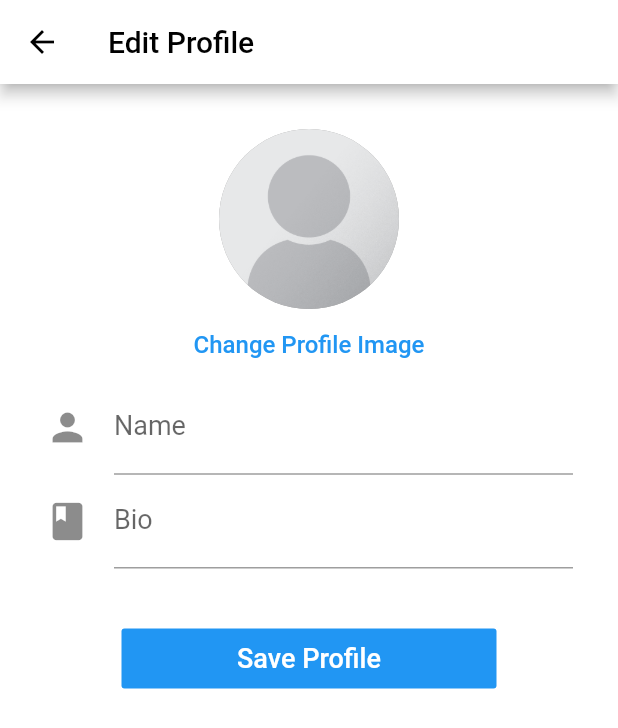
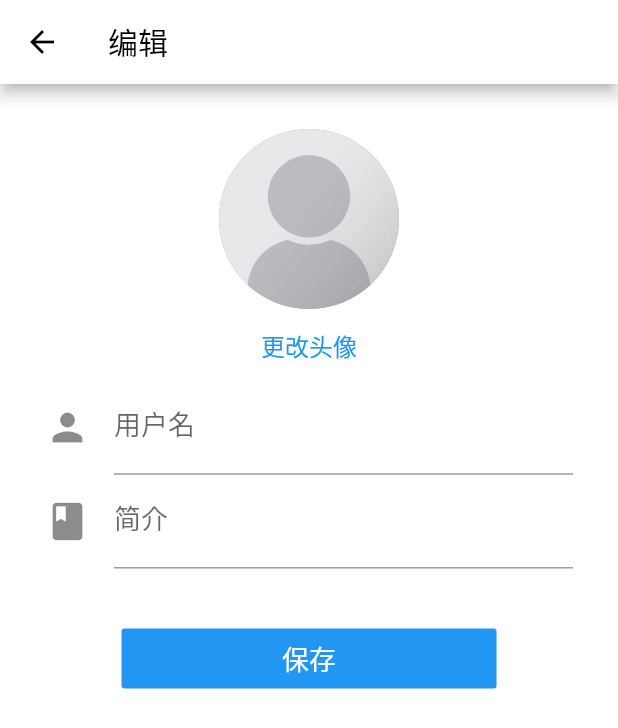
Before and after one commit to YuanRuQian/view, a Flutter app: the screen it shows once a user with an empty profile is signed in, item 5 of the bottom bar chosen, after a tap on "编辑", on a phone screen of 412 x 824 dp. Shown: the top 728 px of the screen. Run offline on Flutter 3.47's test engine with Material 2 defaults, Android fonts, the phone set to English and light mode, and no system bars; our stand-ins replace cached_network_image, cloud_firestore, firebase_auth, firebase_storage, flutter_image_compress, image_cropper and 1 more; missing offline and left inert: animator; accounts and stored records are empty.

Commit message:
improve chinese caption

```diff
--- a/lib/ui/pages/editProfilePage.dart
+++ b/lib/ui/pages/editProfilePage.dart
@@ -98,7 +98,7 @@ class _editProfilePageState extends State<EditProfilePage> {
       appBar: AppBar(
         backgroundColor: Colors.white,
         title: Text(
-          'Edit Profile',
+          '编辑',
           style: TextStyle(color: Colors.black),
         ),
       ),
@@ -126,7 +126,7 @@ class _editProfilePageState extends State<EditProfilePage> {
                     FlatButton(
                       onPressed: _handleImageFromGallery,
                       child: Text(
-                        'Change Profile Image',
+                        '更改头像',
                         style: TextStyle(
                             color: Theme.of(context).accentColor,
                             fontSize: 16.0),
@@ -140,10 +140,10 @@ class _editProfilePageState extends State<EditProfilePage> {
                           Icons.person,
                           size: 30.0,
                         ),
-                        labelText: 'Name',
+                        labelText: '用户名',
                       ),
                       validator: (input) => input.trim().length < 1
-                          ? 'Please enter a valid name'
+                          ? '用户名不可为空'
                           : null,
                       onSaved: (input) => _name = input,
                     ),
@@ -155,10 +155,10 @@ class _editProfilePageState extends State<EditProfilePage> {
                           Icons.book,
                           size: 30.0,
                         ),
-                        labelText: 'Bio',
+                        labelText: '简介',
                       ),
                       validator: (input) => input.trim().length > 150
-                          ? 'Please enter a bio less than 150 characters'
+                          ? '简介需要小于150字'
                           : null,
                       onSaved: (input) => _bio = input,
                     ),
@@ -171,7 +171,7 @@ class _editProfilePageState extends State<EditProfilePage> {
                         color: Colors.blue,
                         textColor: Colors.white,
                         child: Text(
-                          'Save Profile',
+                          '保存',
                           style: TextStyle(fontSize: 18.0),
                         ),
                       ),
```
